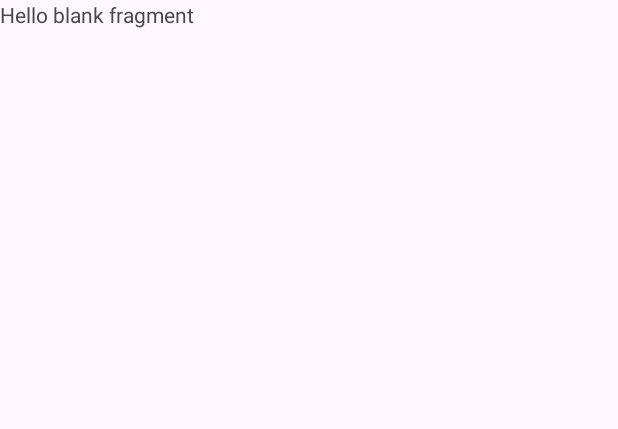
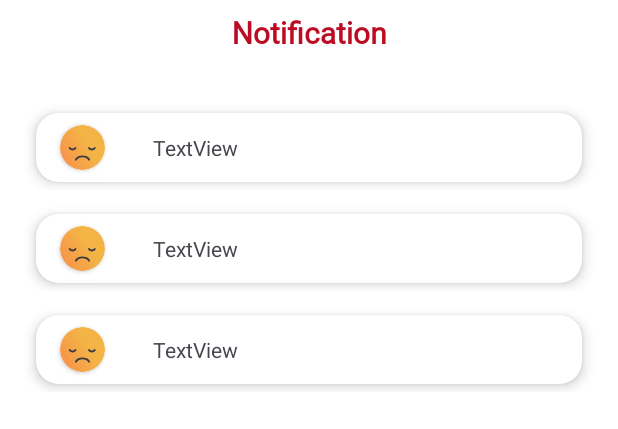
Before and after one commit to aspirers01/Food-order-app, an Android app: the layout fragment_notifcation__bottom.xml on its own in the app's theme, with its tools: preview values and no code run, on a phone screen of 412 x 824 dp. Shown: the top 429 px of the screen. Run offline under Robolectric (Android 15) with nearby library versions, the phone set to English and light mode, and no system bars.

```diff
--- /dev/null
+++ b/app/src/main/res/drawable/sademoji.xml
@@ -0,0 +1,31 @@
+<vector xmlns:android="http://schemas.android.com/apk/res/android"
+    xmlns:aapt="http://schemas.android.com/aapt"
+    android:width="26dp"
+    android:height="26dp"
+    android:viewportWidth="26"
+    android:viewportHeight="26">
+  <path
+      android:pathData="M26,13C26,20.18 20.18,26 13,26C5.821,26 0,20.18 0,13C0,5.82 5.821,-0 13,-0C20.18,-0 26,5.82 26,13Z">
+    <aapt:attr name="android:fillColor">
+      <gradient
+          android:startX="24.26"
+          android:startY="6.499"
+          android:endX="1.74"
+          android:endY="19.501"
+          android:type="linear">
+        <item android:offset="0" android:color="#FFF3B445"/>
+        <item android:offset="0.361" android:color="#FFF3B445"/>
+        <item android:offset="1" android:color="#FFF7954B"/>
+      </gradient>
+    </aapt:attr>
+  </path>
+  <path
+      android:pathData="M5.112,13.476C5.135,13.523 5.278,13.811 5.63,14.101C5.805,14.246 6.033,14.389 6.317,14.494C6.6,14.6 6.938,14.666 7.325,14.666C7.71,14.666 8.043,14.6 8.32,14.491C8.736,14.328 9.018,14.074 9.188,13.859C9.36,13.643 9.427,13.466 9.442,13.426C9.541,13.148 9.397,12.843 9.119,12.744C8.842,12.644 8.536,12.789 8.437,13.066L8.703,13.162L8.441,13.055L8.437,13.066L8.703,13.162L8.441,13.055L8.439,13.059C8.427,13.088 8.356,13.225 8.197,13.347C8.036,13.469 7.789,13.596 7.325,13.599C7.058,13.598 6.853,13.554 6.689,13.493C6.444,13.402 6.287,13.271 6.189,13.165C6.141,13.113 6.108,13.066 6.09,13.038L6.073,13.01L6.071,13.008L5.88,13.11L6.076,13.017L6.071,13.008L5.88,13.11L6.076,13.017C5.949,12.75 5.63,12.637 5.364,12.764C5.098,12.891 4.985,13.21 5.112,13.476Z"
+      android:fillColor="#3C3C44"/>
+  <path
+      android:pathData="M16.258,13.476C16.281,13.523 16.424,13.811 16.775,14.101C16.951,14.246 17.179,14.389 17.463,14.494C17.746,14.6 18.084,14.666 18.471,14.666C18.856,14.666 19.188,14.6 19.465,14.491C19.882,14.328 20.163,14.074 20.334,13.859C20.506,13.643 20.573,13.466 20.588,13.426C20.687,13.148 20.542,12.843 20.265,12.744C19.987,12.644 19.682,12.789 19.583,13.066L19.849,13.162L19.587,13.055L19.583,13.066L19.849,13.162L19.587,13.055L19.585,13.059C19.572,13.088 19.502,13.225 19.343,13.347C19.182,13.469 18.934,13.596 18.471,13.599C18.204,13.598 17.998,13.554 17.834,13.493C17.589,13.402 17.433,13.271 17.335,13.165C17.286,13.112 17.254,13.066 17.235,13.038L17.218,13.01L17.217,13.008L17.025,13.11L17.221,13.016L17.217,13.008L17.025,13.11L17.221,13.016C17.094,12.75 16.775,12.637 16.51,12.764C16.244,12.891 16.131,13.21 16.258,13.476Z"
+      android:fillColor="#3C3C44"/>
+  <path
+      android:pathData="M17.297,19.873C17.275,19.82 17.035,19.25 16.367,18.679C16.033,18.394 15.592,18.112 15.029,17.904C14.466,17.695 13.782,17.561 12.967,17.562C12.151,17.561 11.471,17.695 10.913,17.905C10.074,18.218 9.52,18.7 9.181,19.107C8.842,19.514 8.713,19.846 8.698,19.888C8.594,20.164 8.734,20.471 9.011,20.574C9.287,20.678 9.594,20.538 9.697,20.261L9.463,20.174L9.695,20.267L9.697,20.261L9.463,20.174L9.695,20.267C9.696,20.263 9.865,19.849 10.344,19.447C10.584,19.245 10.902,19.043 11.328,18.889C11.754,18.736 12.289,18.629 12.967,18.629C13.666,18.629 14.219,18.742 14.659,18.905C15.318,19.149 15.731,19.506 15.984,19.798C16.111,19.944 16.196,20.073 16.248,20.161C16.274,20.205 16.291,20.239 16.301,20.259L16.31,20.279L16.311,20.281L16.597,20.159L16.309,20.276L16.311,20.281L16.597,20.159L16.309,20.276C16.42,20.549 16.732,20.68 17.005,20.569C17.278,20.457 17.409,20.146 17.297,19.873Z"
+      android:fillColor="#3C3C44"/>
+</vector>
--- a/app/src/main/res/layout/activity_home_page.xml
+++ b/app/src/main/res/layout/activity_home_page.xml
@@ -30,7 +30,7 @@
         app:layout_constraintTop_toTopOf="parent" />
 
     <ImageView
-        android:id="@+id/imageView5"
+        android:id="@+id/notification"
         android:layout_width="35dp"
         android:layout_height="35dp"
         android:layout_marginEnd="16dp"
@@ -51,7 +51,7 @@
         app:layout_constraintEnd_toEndOf="parent"
         app:layout_constraintHorizontal_bias="0.5"
         app:layout_constraintStart_toStartOf="parent"
-        app:layout_constraintTop_toBottomOf="@+id/imageView5"
+        app:layout_constraintTop_toBottomOf="@+id/notification"
         app:layout_constraintVertical_bias="0.5"
         app:navGraph="@navigation/nav_graph" />
 
--- a/app/src/main/res/layout/fragment_notifcation__bottom.xml
+++ b/app/src/main/res/layout/fragment_notifcation__bottom.xml
@@ -1,14 +1,41 @@
 <?xml version="1.0" encoding="utf-8"?>
 <FrameLayout xmlns:android="http://schemas.android.com/apk/res/android"
+    xmlns:app="http://schemas.android.com/apk/res-auto"
     xmlns:tools="http://schemas.android.com/tools"
     android:layout_width="match_parent"
     android:layout_height="match_parent"
+    android:background="@color/white"
     tools:context=".Notifcation_BottomFragment">
 
     <!-- TODO: Update blank fragment layout -->
-    <TextView
+    <androidx.constraintlayout.widget.ConstraintLayout
         android:layout_width="match_parent"
-        android:layout_height="match_parent"
-        android:text="@string/hello_blank_fragment" />
+        android:layout_height="match_parent">
+
+        <TextView
+            android:id="@+id/textView19"
+            android:layout_width="wrap_content"
+            android:layout_height="wrap_content"
+            android:layout_marginTop="8dp"
+            android:fontFamily="@font/yeonsungregular"
+            android:text="Notification"
+            android:textColor="@color/mainred"
+            android:textSize="20sp"
+            android:textStyle="bold"
+            app:layout_constraintEnd_toEndOf="parent"
+            app:layout_constraintStart_toStartOf="parent"
+            app:layout_constraintTop_toTopOf="parent" />
+
+        <androidx.recyclerview.widget.RecyclerView
+            android:id="@+id/notfifacitonrc"
+            android:layout_width="match_parent"
+            android:layout_height="wrap_content"
+            android:layout_marginTop="16dp"
+            android:padding="8dp"
+            tools:listitem="@layout/notification_itemlist"
+            app:layout_constraintEnd_toEndOf="parent"
+            app:layout_constraintStart_toStartOf="parent"
+            app:layout_constraintTop_toBottomOf="@+id/textView19" />
+    </androidx.constraintlayout.widget.ConstraintLayout>
 
 </FrameLayout>
--- /dev/null
+++ b/app/src/main/res/layout/notification_itemlist.xml
@@ -0,0 +1,59 @@
+<?xml version="1.0" encoding="utf-8"?>
+<androidx.constraintlayout.widget.ConstraintLayout xmlns:android="http://schemas.android.com/apk/res/android"
+    xmlns:app="http://schemas.android.com/apk/res-auto"
+    xmlns:tools="http://schemas.android.com/tools"
+    android:layout_width="match_parent"
+    android:layout_height="wrap_content">
+
+    <androidx.cardview.widget.CardView
+        android:layout_width="match_parent"
+        android:layout_height="wrap_content"
+        android:layout_marginStart="16dp"
+        android:layout_marginTop="16dp"
+        android:layout_marginEnd="16dp"
+        android:layout_marginBottom="5dp"
+        app:cardCornerRadius="15dp"
+        app:cardElevation="5dp"
+        app:layout_constraintBottom_toBottomOf="parent"
+        app:layout_constraintEnd_toEndOf="parent"
+        app:layout_constraintStart_toStartOf="parent"
+        app:layout_constraintTop_toTopOf="parent">
+
+        <androidx.constraintlayout.widget.ConstraintLayout
+            android:layout_width="match_parent"
+            android:layout_height="match_parent">
+
+            <androidx.cardview.widget.CardView
+                android:id="@+id/cardView3"
+                android:layout_width="30dp"
+                android:layout_height="30dp"
+                android:layout_marginStart="16dp"
+                android:layout_marginTop="8dp"
+                android:layout_marginBottom="8dp"
+                app:cardCornerRadius="15dp"
+                app:layout_constraintBottom_toBottomOf="parent"
+                app:layout_constraintStart_toStartOf="parent"
+                app:layout_constraintTop_toTopOf="parent">
+
+                <ImageView
+                    android:id="@+id/notification_imgview"
+                    android:layout_width="match_parent"
+                    android:layout_height="match_parent"
+                    android:scaleType="centerCrop"
+                    tools:srcCompat="@drawable/sademoji" />
+            </androidx.cardview.widget.CardView>
+
+            <TextView
+                android:id="@+id/notification_TextView"
+                android:layout_width="wrap_content"
+                android:layout_height="wrap_content"
+                android:layout_marginStart="32dp"
+                android:text="TextView"
+                app:layout_constraintBottom_toBottomOf="parent"
+                app:layout_constraintStart_toEndOf="@+id/cardView3"
+                app:layout_constraintTop_toTopOf="parent" />
+
+        </androidx.constraintlayout.widget.ConstraintLayout>
+
+    </androidx.cardview.widget.CardView>
+</androidx.constraintlayout.widget.ConstraintLayout>
```
Also changed, not shown: app/src/main/java/com/example/zoomato/Adaptar/Notification_adapter.kt (added, +38 -0 lines), app/src/main/java/com/example/zoomato/Home_Page.kt (+16 -3 lines), app/src/main/java/com/example/zoomato/Notifcation_BottomFragment.kt (+25 -39 lines), app/src/main/res/drawable/congrats.xml (added, +39 -0 lines), app/src/main/res/drawable/congratulation.xml (added, +95 -0 lines), app/src/main/res/drawable/right.xml (added, +13 -0 lines), app/src/main/res/drawable/truck.xml (added, +13 -0 lines).
